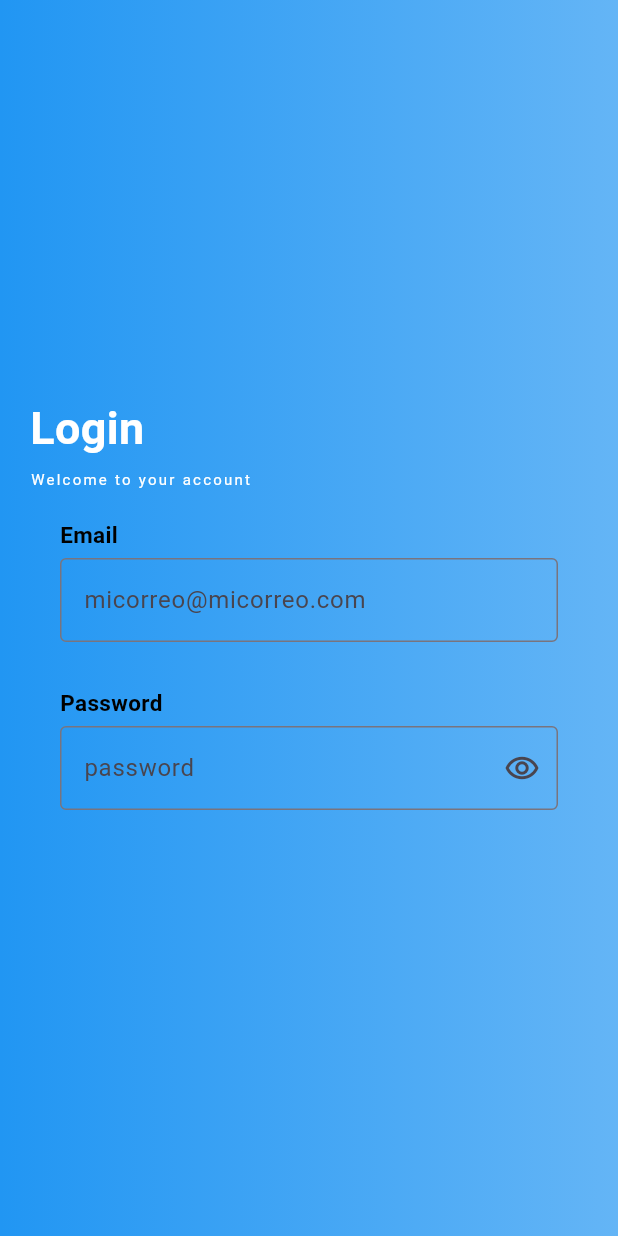
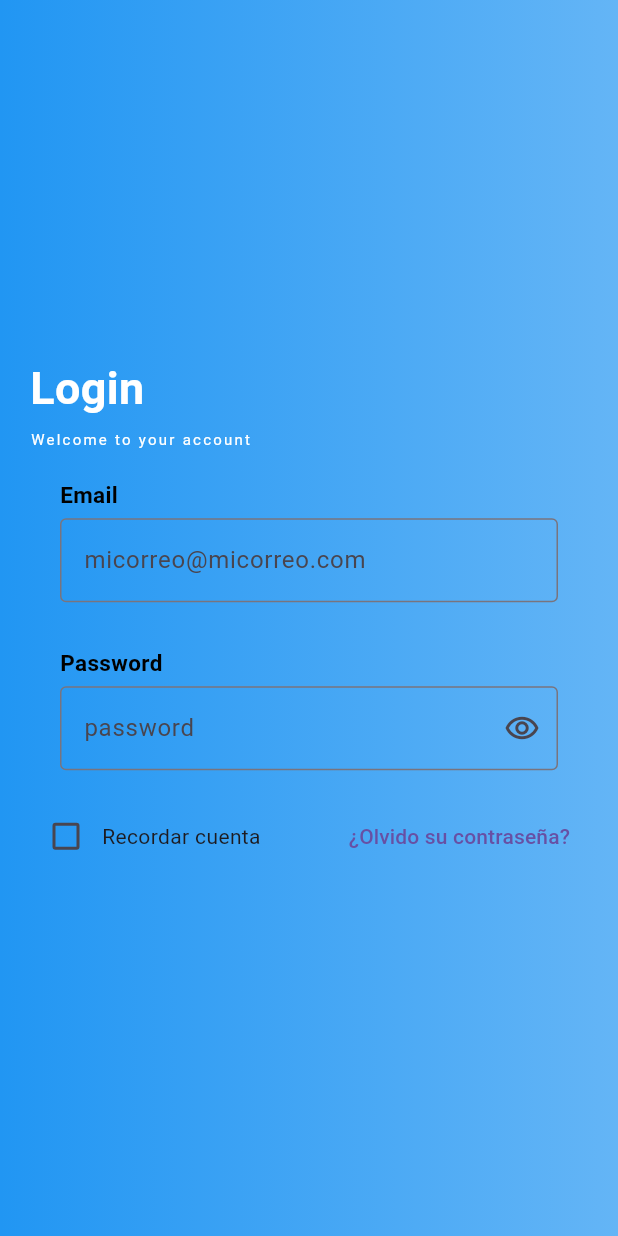
Before and after one commit to PalomequeDeLaTorre/countertest, a Flutter app: the screen it shows after launch, on a phone screen of 412 x 824 dp. Run offline on Flutter 3.47's test engine with Material 3 defaults, Android fonts, the phone set to English and light mode, and no system bars.

Commit message:
login_page

```diff
--- a/lib/pages/login_page.dart
+++ b/lib/pages/login_page.dart
@@ -74,6 +74,8 @@ class _ContenidoState extends State<Contenido> {
             ),
           ),
           Datos(),
+          Remember(),
+          SizedBox(height: 5,),
         ],
       ),
     );
@@ -88,6 +90,8 @@ class Datos extends StatefulWidget {
 }
 
 class _DatosState extends State<Datos> {
+bool showPass = true;
+
   @override
   Widget build(BuildContext context) {
     return Container(
@@ -122,13 +126,17 @@ class _DatosState extends State<Datos> {
           ),
           const SizedBox(height: 5,),
           TextFormField(
-            obscureText: true,
+            obscureText: showPass,
             decoration: InputDecoration(
               border: const OutlineInputBorder(),
               hintText: 'password',
               suffixIcon: IconButton(
                 icon: const Icon(Icons.remove_red_eye_outlined),
-                onPressed: () => {},
+                onPressed: () => {
+                setState((){
+                  showPass == true ? showPass = false : showPass = true;
+                  })
+                ,}
               )
             ),
           )
@@ -137,3 +145,36 @@ class _DatosState extends State<Datos> {
    );
   }
 }
+
+class Remember extends StatefulWidget {
+  const Remember({super.key});
+
+  @override
+  State<Remember> createState() => _RememberState();
+}
+
+class _RememberState extends State<Remember> {
+  bool cheked = false;
+  @override
+  Widget build(BuildContext context) {
+    return Row(
+      children: [
+        Checkbox(
+          value : cheked,
+          onChanged: (value) => {
+            setState(() => cheked == false ? cheked = true : cheked = false,
+
+            ),
+
+          },
+        ),
+        const Text("Recordar cuenta"),
+        const Spacer(),
+        TextButton(
+          onPressed: () => (),
+          child: const Text("¿Olvido su contraseña?"),
+        ),
+      ],
+    );
+  }
+}
```
